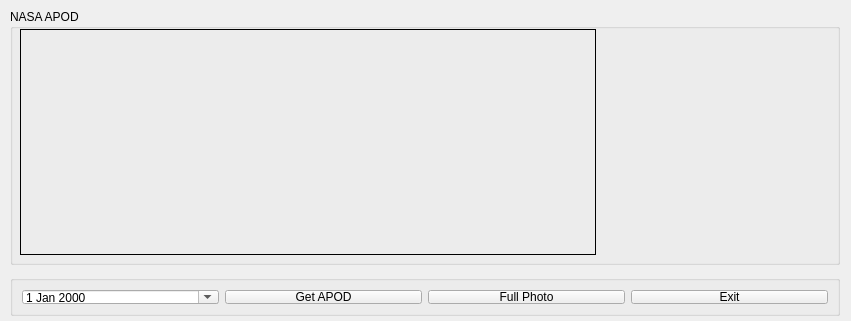
itinstructor/NASA_APOD_PySide6, file Code V1/main_window.ui: the form before one commit.
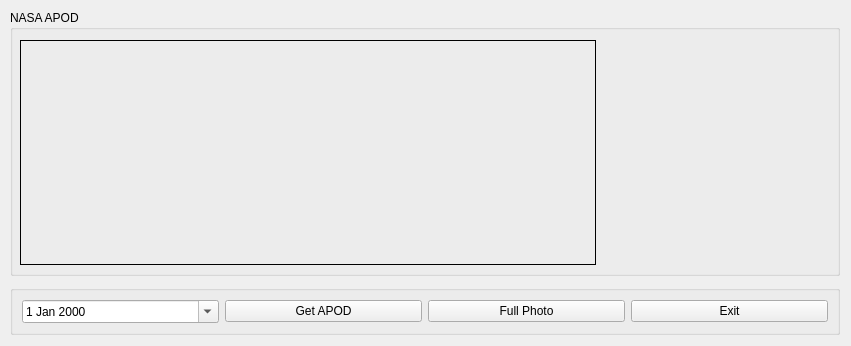
The form after the commit.

Patch:
```diff
--- a/Code V1/main_window.ui
+++ b/Code V1/main_window.ui
@@ -7,7 +7,7 @@
     <x>0</x>
     <y>0</y>
     <width>851</width>
-    <height>321</height>
+    <height>346</height>
    </rect>
   </property>
   <property name="windowTitle">
@@ -55,9 +55,9 @@
     <property name="geometry">
      <rect>
       <x>10</x>
-      <y>9</y>
+      <y>10</y>
       <width>830</width>
-      <height>256</height>
+      <height>266</height>
      </rect>
     </property>
     <property name="title">
@@ -67,9 +67,9 @@
      <property name="geometry">
       <rect>
        <x>10</x>
-       <y>20</y>
+       <y>30</y>
        <width>576</width>
-       <height>226</height>
+       <height>225</height>
       </rect>
      </property>
      <property name="frameShape">
@@ -89,7 +89,7 @@
      <property name="geometry">
       <rect>
        <x>604</x>
-       <y>20</y>
+       <y>30</y>
        <width>225</width>
        <height>225</height>
       </rect>
@@ -103,9 +103,9 @@
     <property name="geometry">
      <rect>
       <x>10</x>
-      <y>275</y>
+      <y>285</y>
       <width>830</width>
-      <height>41</height>
+      <height>50</height>
      </rect>
     </property>
     <property name="title">
```
